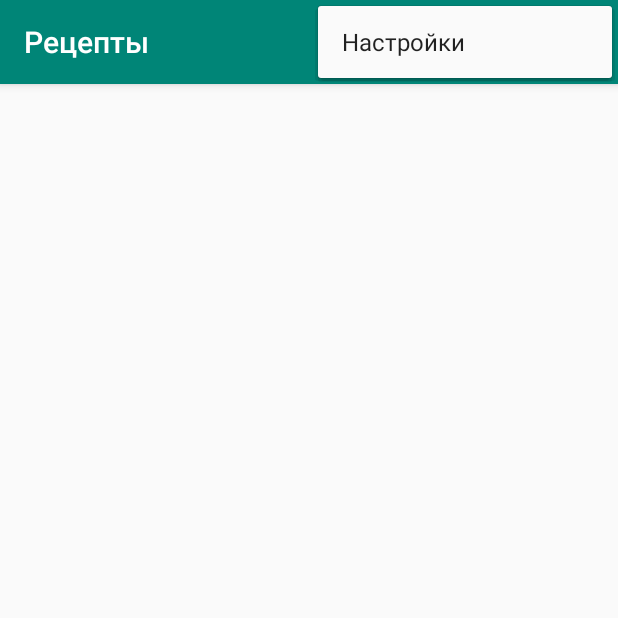
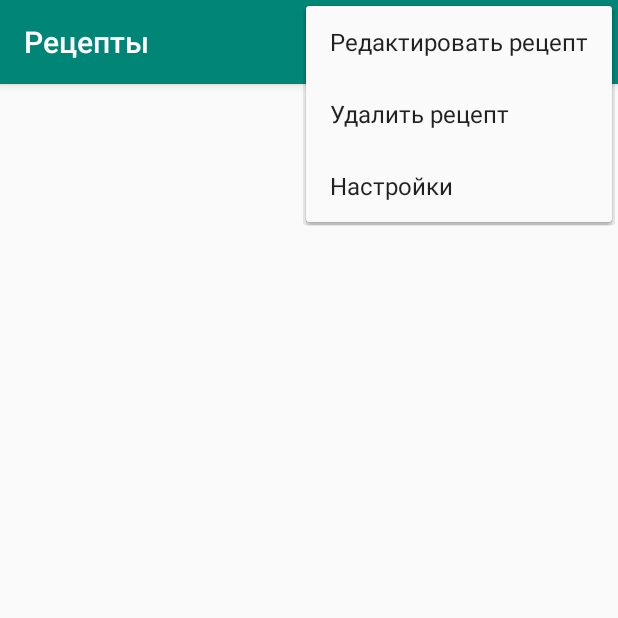
Before and after one commit to Anton9kin/Dishes, an Android app: the DishContentActivity screen opened directly, with no data from a screen before it, with the options menu open, on a phone screen of 412 x 824 dp, the top half of it. Run offline under Robolectric (Android 15) with nearby library versions, the phone set to English and light mode, and no system bars.

Commit message:
1) Added empty-reaction for onClick toolbar menu 2) Added toolbar menu item

```diff
--- a/app/src/main/java/com/example/devyatkin/dishes/MainActivity.java
+++ b/app/src/main/java/com/example/devyatkin/dishes/MainActivity.java
@@ -99,7 +99,11 @@ public class MainActivity extends AppCompatActivity
 
         //noinspection SimplifiableIfStatement
         if (id == R.id.action_settings) {
-            Toast.makeText(this, "Данная настройка недоступна", Toast.LENGTH_LONG).show();
+            Toast.makeText(this, "<" + getResources().getString(R.string.action_settings) + "> не доступно", Toast.LENGTH_LONG).show();
+            return true;
+        }
+        if (id == R.id.action_dish_add) {
+            Toast.makeText(this, "<" + getResources().getString(R.string.action_dish_add) + "> не доступно", Toast.LENGTH_LONG).show();
             return true;
         }
 
--- /dev/null
+++ b/app/src/main/res/menu/edit_dish.xml
@@ -0,0 +1,21 @@
+<?xml version="1.0" encoding="utf-8"?>
+<menu
+    xmlns:android="http://schemas.android.com/apk/res/android"
+    xmlns:app="http://schemas.android.com/apk/res-auto">
+
+    <item
+        android:id="@+id/action_dish_edit"
+        android:orderInCategory="99"
+        android:title="@string/action_dish_edit"
+        app:showAsAction="never" />
+    <item
+        android:id="@+id/action_dish_delete"
+        android:orderInCategory="99"
+        android:title="@string/action_dish_delete"
+        app:showAsAction="never" />
+    <item
+        android:id="@+id/action_settings"
+        android:orderInCategory="100"
+        android:title="@string/action_settings"
+        app:showAsAction="never" />
+</menu>
--- a/app/src/main/res/values/strings.xml
+++ b/app/src/main/res/values/strings.xml
@@ -5,7 +5,13 @@
     <string name="nav_header_title">Категории блюд</string>
     <string name="nav_header_subtitle">Надины рецепты</string>
     <string name="nav_header_desc">Navigation header</string>
+
     <string name="action_settings">Настройки</string>
+    <string name="action_dish_add">Добавить рецепт</string>
+    <string name="action_dish_edit">Редактировать рецепт</string>
+    <string name="action_dish_delete">Удалить рецепт</string>
+
+
     <string name="default_name_dish">Название блюда</string>
     <string name="default_image_dish">Изображение блюда</string>
     <string name="choose_category">Выберите категорию блюд из меню слева</string>
```
Also changed, not shown: app/src/main/java/com/example/devyatkin/dishes/DishContentActivity.java (+25 -4 lines), app/src/main/res/menu/main.xml (+8 -1 lines).
